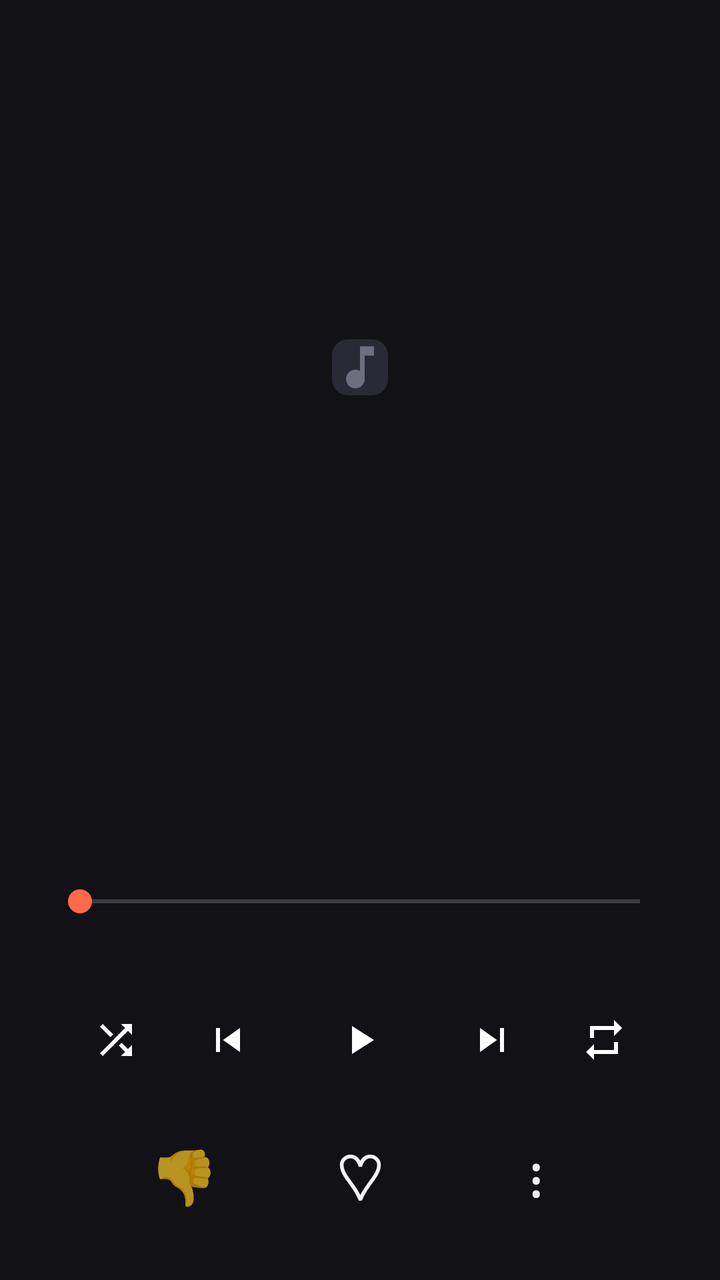
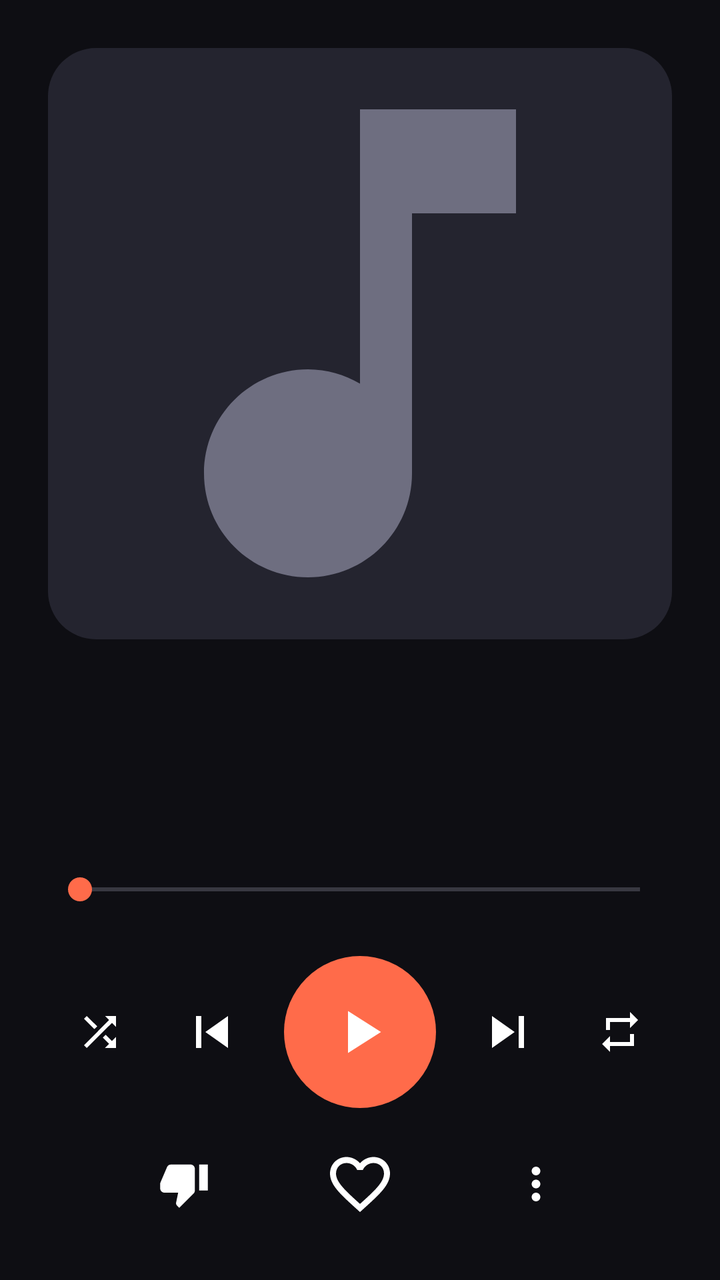

The first picture is an Android layout as it rendered before a commit; the second is the same layout after the commit. The layout source and the unified diff follow.
<!-- AndroidManifest.xml: activity theme Theme.Music -->
<!-- res/layout/activity_player.xml -->
<?xml version="1.0" encoding="utf-8"?>
<LinearLayout xmlns:android="http://schemas.android.com/apk/res/android"
    android:layout_width="match_parent" android:layout_height="match_parent"
    android:background="@color/music_bg" android:gravity="center_horizontal" android:orientation="vertical"
    android:padding="24dp">

    <ImageView
        android:id="@+id/cover" android:layout_width="match_parent" android:layout_height="0dp"
        android:layout_marginTop="16dp" android:layout_weight="1" android:adjustViewBounds="true"
        android:scaleType="centerInside" android:src="@drawable/cover_placeholder" />

    <TextView
        android:id="@+id/title" android:layout_width="match_parent" android:layout_height="wrap_content"
        android:layout_marginTop="20dp" android:ellipsize="end" android:gravity="center" android:maxLines="2"
        android:textColor="@color/music_text" android:textSize="22sp" android:textStyle="bold" />
    <TextView
        android:id="@+id/artist" android:layout_width="match_parent" android:layout_height="wrap_content"
        android:layout_marginTop="4dp" android:ellipsize="end" android:gravity="center" android:maxLines="1"
        android:textColor="@color/music_text_dim" android:textSize="16sp" />
    <TextView
        android:id="@+id/tags" android:layout_width="match_parent" android:layout_height="wrap_content"
        android:layout_marginTop="6dp" android:gravity="center" android:textColor="@color/music_accent" android:textSize="13sp" />

    <SeekBar
        android:id="@+id/seek" android:layout_width="match_parent" android:layout_height="wrap_content"
        android:layout_marginTop="16dp" android:progressTint="@color/music_accent" android:thumbTint="@color/music_accent" />
    <LinearLayout
        android:layout_width="match_parent" android:layout_height="wrap_content" android:orientation="horizontal">
        <TextView
            android:id="@+id/timeNow" android:layout_width="0dp" android:layout_height="wrap_content"
            android:layout_weight="1" android:textColor="@color/music_text_dim" android:textSize="12sp" />
        <TextView
            android:id="@+id/timeTotal" android:layout_width="wrap_content" android:layout_height="wrap_content"
            android:textColor="@color/music_text_dim" android:textSize="12sp" />
    </LinearLayout>

    <LinearLayout
        android:layout_width="match_parent" android:layout_height="wrap_content" android:layout_marginTop="8dp"
        android:gravity="center" android:orientation="horizontal">
        <ImageButton
            android:id="@+id/shuffle" android:layout_width="52dp" android:layout_height="52dp"
            android:background="?attr/selectableItemBackgroundBorderless" android:contentDescription="Вперемешку" android:src="@drawable/ic_shuffle" />
        <ImageButton
            android:id="@+id/prev" android:layout_width="60dp" android:layout_height="60dp"
            android:background="?attr/selectableItemBackgroundBorderless" android:contentDescription="Назад" android:src="@drawable/ic_prev" />
        <ImageButton
            android:id="@+id/play" android:layout_width="72dp" android:layout_height="72dp"
            android:background="?attr/selectableItemBackgroundBorderless" android:contentDescription="Играть" android:src="@drawable/ic_play" />
        <ImageButton
            android:id="@+id/next" android:layout_width="60dp" android:layout_height="60dp"
            android:background="?attr/selectableItemBackgroundBorderless" android:contentDescription="Дальше" android:src="@drawable/ic_next" />
        <ImageButton
            android:id="@+id/repeat" android:layout_width="52dp" android:layout_height="52dp"
            android:background="?attr/selectableItemBackgroundBorderless" android:contentDescription="Повтор" android:src="@drawable/ic_repeat" />
    </LinearLayout>

    <LinearLayout
        android:layout_width="match_parent" android:layout_height="wrap_content" android:layout_marginTop="4dp"
        android:gravity="center" android:orientation="horizontal">
        <TextView
            android:id="@+id/dislikeButton" android:layout_width="64dp" android:layout_height="56dp"
            android:background="?attr/selectableItemBackgroundBorderless" android:contentDescription="Не нравится"
            android:gravity="center" android:text="👎" android:textSize="26sp" />
        <TextView
            android:id="@+id/likeButton" android:layout_width="64dp" android:layout_height="56dp"
            android:layout_marginStart="24dp" android:layout_marginEnd="24dp"
            android:background="?attr/selectableItemBackgroundBorderless" android:contentDescription="Нравится"
            android:gravity="center" android:text="♡" android:textColor="@color/music_text" android:textSize="32sp" />
        <TextView
            android:id="@+id/moreButton" android:layout_width="64dp" android:layout_height="56dp"
            android:background="?attr/selectableItemBackgroundBorderless" android:contentDescription="Ещё"
            android:gravity="center" android:text="⋮" android:textColor="@color/music_text" android:textSize="28sp" />
    </LinearLayout>
</LinearLayout>
<!-- resources referenced by this layout -->
<resources>
  <color name="music_accent">#FF6B4A</color>
  <color name="music_bg">#121216</color>
  <color name="music_text">#F2F2F5</color>
  <color name="music_text_dim">#9A9AA8</color>
  <!-- drawable cover_placeholder (drawable) -->
  <layer-list xmlns:android="http://schemas.android.com/apk/res/android">
      <item><shape android:shape="rectangle"><solid android:color="#2A2A36" /><corners android:radius="8dp" /></shape></item>
      <item android:gravity="center" android:width="28dp" android:height="28dp">
          <vector android:width="24dp" android:height="24dp" android:viewportWidth="24" android:viewportHeight="24">
              <path android:fillColor="#6E6E80" android:pathData="M12,3v10.55c-0.59,-0.34 -1.27,-0.55 -2,-0.55 -2.21,0 -4,1.79 -4,4s1.79,4 4,4 4,-1.79 4,-4V7h4V3h-6z" />
          </vector>
      </item>
  </layer-list>
  <!-- drawable ic_next (drawable) -->
  <vector xmlns:android="http://schemas.android.com/apk/res/android" android:width="24dp" android:height="24dp" android:viewportWidth="24" android:viewportHeight="24">
      <path android:fillColor="#FFFFFF" android:pathData="M6,18l8.5,-6L6,6v12zM16,6v12h2V6h-2z" />
  </vector>
  <!-- drawable ic_play (drawable) -->
  <vector xmlns:android="http://schemas.android.com/apk/res/android" android:width="24dp" android:height="24dp" android:viewportWidth="24" android:viewportHeight="24">
      <path android:fillColor="#FFFFFF" android:pathData="M8,5v14l11,-7z" />
  </vector>
  <!-- drawable ic_prev (drawable) -->
  <vector xmlns:android="http://schemas.android.com/apk/res/android" android:width="24dp" android:height="24dp" android:viewportWidth="24" android:viewportHeight="24">
      <path android:fillColor="#FFFFFF" android:pathData="M6,6h2v12H6zM9.5,12l8.5,6V6z" />
  </vector>
  <!-- unchanged entries left out for length: 3 -->
</resources>

<!-- the commit's change to res/layout/activity_player.xml (unified diff, before → after) -->
@@ -1,18 +1,23 @@
 <?xml version="1.0" encoding="utf-8"?>
 <LinearLayout xmlns:android="http://schemas.android.com/apk/res/android"
+    xmlns:app="http://schemas.android.com/apk/res-auto"
     android:layout_width="match_parent" android:layout_height="match_parent"
     android:background="@color/music_bg" android:gravity="center_horizontal" android:orientation="vertical"
-    android:padding="24dp">
+    android:paddingStart="24dp" android:paddingTop="16dp" android:paddingEnd="24dp" android:paddingBottom="16dp">
 
-    <ImageView
-        android:id="@+id/cover" android:layout_width="match_parent" android:layout_height="0dp"
-        android:layout_marginTop="16dp" android:layout_weight="1" android:adjustViewBounds="true"
-        android:scaleType="centerInside" android:src="@drawable/cover_placeholder" />
+    <FrameLayout
+        android:id="@+id/coverBox" android:layout_width="match_parent" android:layout_height="0dp"
+        android:layout_marginTop="8dp" android:layout_weight="1">
+        <com.google.android.material.imageview.ShapeableImageView
+            android:id="@+id/cover" android:layout_width="match_parent" android:layout_height="match_parent"
+            android:layout_gravity="center" android:scaleType="centerCrop" android:src="@drawable/cover_placeholder"
+            app:shapeAppearanceOverlay="@style/Round24" />
+    </FrameLayout>
 
     <TextView
         android:id="@+id/title" android:layout_width="match_parent" android:layout_height="wrap_content"
-        android:layout_marginTop="20dp" android:ellipsize="end" android:gravity="center" android:maxLines="2"
-        android:textColor="@color/music_text" android:textSize="22sp" android:textStyle="bold" />
+        android:layout_marginTop="22dp" android:ellipsize="end" android:gravity="center" android:maxLines="2"
+        android:textColor="@color/music_text" android:textSize="23sp" android:textStyle="bold" />
     <TextView
         android:id="@+id/artist" android:layout_width="match_parent" android:layout_height="wrap_content"
         android:layout_marginTop="4dp" android:ellipsize="end" android:gravity="center" android:maxLines="1"
@@ -23,9 +28,10 @@
 
     <SeekBar
         android:id="@+id/seek" android:layout_width="match_parent" android:layout_height="wrap_content"
-        android:layout_marginTop="16dp" android:progressTint="@color/music_accent" android:thumbTint="@color/music_accent" />
+        android:layout_marginTop="14dp" android:progressTint="@color/music_accent" android:thumbTint="@color/music_accent" />
     <LinearLayout
-        android:layout_width="match_parent" android:layout_height="wrap_content" android:orientation="horizontal">
+        android:layout_width="match_parent" android:layout_height="wrap_content" android:orientation="horizontal"
+        android:paddingStart="4dp" android:paddingEnd="4dp">
         <TextView
             android:id="@+id/timeNow" android:layout_width="0dp" android:layout_height="wrap_content"
             android:layout_weight="1" android:textColor="@color/music_text_dim" android:textSize="12sp" />
@@ -39,36 +45,42 @@
         android:gravity="center" android:orientation="horizontal">
         <ImageButton
             android:id="@+id/shuffle" android:layout_width="52dp" android:layout_height="52dp"
-            android:background="?attr/selectableItemBackgroundBorderless" android:contentDescription="Вперемешку" android:src="@drawable/ic_shuffle" />
+            android:background="?attr/selectableItemBackgroundBorderless" android:contentDescription="Вперемешку"
+            android:padding="14dp" android:scaleType="fitCenter" android:src="@drawable/ic_shuffle" />
         <ImageButton
             android:id="@+id/prev" android:layout_width="60dp" android:layout_height="60dp"
-            android:background="?attr/selectableItemBackgroundBorderless" android:contentDescription="Назад" android:src="@drawable/ic_prev" />
+            android:background="?attr/selectableItemBackgroundBorderless" android:contentDescription="Назад"
+            android:padding="14dp" android:scaleType="fitCenter" android:src="@drawable/ic_prev" />
         <ImageButton
-            android:id="@+id/play" android:layout_width="72dp" android:layout_height="72dp"
-            android:background="?attr/selectableItemBackgroundBorderless" android:contentDescription="Играть" android:src="@drawable/ic_play" />
+            android:id="@+id/play" android:layout_width="76dp" android:layout_height="76dp"
+            android:layout_marginStart="6dp" android:layout_marginEnd="6dp"
+            android:background="@drawable/play_circle" android:contentDescription="Играть"
+            android:padding="20dp" android:scaleType="fitCenter" android:src="@drawable/ic_play" />
         <ImageButton
             android:id="@+id/next" android:layout_width="60dp" android:layout_height="60dp"
-            android:background="?attr/selectableItemBackgroundBorderless" android:contentDescription="Дальше" android:src="@drawable/ic_next" />
+            android:background="?attr/selectableItemBackgroundBorderless" android:contentDescription="Дальше"
+            android:padding="14dp" android:scaleType="fitCenter" android:src="@drawable/ic_next" />
         <ImageButton
             android:id="@+id/repeat" android:layout_width="52dp" android:layout_height="52dp"
-            android:background="?attr/selectableItemBackgroundBorderless" android:contentDescription="Повтор" android:src="@drawable/ic_repeat" />
+            android:background="?attr/selectableItemBackgroundBorderless" android:contentDescription="Повтор"
+            android:padding="14dp" android:scaleType="fitCenter" android:src="@drawable/ic_repeat" />
     </LinearLayout>
 
     <LinearLayout
-        android:layout_width="match_parent" android:layout_height="wrap_content" android:layout_marginTop="4dp"
+        android:layout_width="match_parent" android:layout_height="wrap_content" android:layout_marginTop="6dp"
         android:gravity="center" android:orientation="horizontal">
-        <TextView
-            android:id="@+id/dislikeButton" android:layout_width="64dp" android:layout_height="56dp"
+        <ImageButton
+            android:id="@+id/dislikeButton" android:layout_width="56dp" android:layout_height="56dp"
             android:background="?attr/selectableItemBackgroundBorderless" android:contentDescription="Не нравится"
-            android:gravity="center" android:text="👎" android:textSize="26sp" />
-        <TextView
-            android:id="@+id/likeButton" android:layout_width="64dp" android:layout_height="56dp"
-            android:layout_marginStart="24dp" android:layout_marginEnd="24dp"
+            android:padding="15dp" android:scaleType="fitCenter" android:src="@drawable/ic_thumb_down" />
+        <ImageButton
+            android:id="@+id/likeButton" android:layout_width="64dp" android:layout_height="64dp"
+            android:layout_marginStart="28dp" android:layout_marginEnd="28dp"
             android:background="?attr/selectableItemBackgroundBorderless" android:contentDescription="Нравится"
-            android:gravity="center" android:text="♡" android:textColor="@color/music_text" android:textSize="32sp" />
-        <TextView
-            android:id="@+id/moreButton" android:layout_width="64dp" android:layout_height="56dp"
+            android:padding="14dp" android:scaleType="fitCenter" android:src="@drawable/ic_heart" />
+        <ImageButton
+            android:id="@+id/moreButton" android:layout_width="56dp" android:layout_height="56dp"
             android:background="?attr/selectableItemBackgroundBorderless" android:contentDescription="Ещё"
-            android:gravity="center" android:text="⋮" android:textColor="@color/music_text" android:textSize="28sp" />
+            android:padding="15dp" android:scaleType="fitCenter" android:src="@drawable/ic_more" />
     </LinearLayout>
 </LinearLayout>
<!-- resource entries referenced after the edit -->
@@ -1,18 +1,28 @@
 <!-- resources referenced by this layout -->
 <resources>
   <color name="music_accent">#FF6B4A</color>
-  <color name="music_bg">#121216</color>
-  <color name="music_text">#F2F2F5</color>
-  <color name="music_text_dim">#9A9AA8</color>
+  <color name="music_bg">#0E0E13</color>
+  <color name="music_text">#F4F4F8</color>
+  <color name="music_text_dim">#9A9AAB</color>
   <!-- drawable cover_placeholder (drawable) -->
   <layer-list xmlns:android="http://schemas.android.com/apk/res/android">
-      <item><shape android:shape="rectangle"><solid android:color="#2A2A36" /><corners android:radius="8dp" /></shape></item>
+      <item><shape android:shape="rectangle"><solid android:color="@color/music_surface2" /></shape></item>
       <item android:gravity="center" android:width="28dp" android:height="28dp">
           <vector android:width="24dp" android:height="24dp" android:viewportWidth="24" android:viewportHeight="24">
               <path android:fillColor="#6E6E80" android:pathData="M12,3v10.55c-0.59,-0.34 -1.27,-0.55 -2,-0.55 -2.21,0 -4,1.79 -4,4s1.79,4 4,4 4,-1.79 4,-4V7h4V3h-6z" />
           </vector>
       </item>
   </layer-list>
+  <!-- drawable ic_heart (drawable) -->
+  <vector xmlns:android="http://schemas.android.com/apk/res/android"
+      android:width="24dp" android:height="24dp" android:viewportWidth="24" android:viewportHeight="24">
+      <path android:fillColor="#FFFFFF" android:pathData="M16.5,3c-1.74,0 -3.41,0.81 -4.5,2.09C10.91,3.81 9.24,3 7.5,3 4.42,3 2,5.42 2,8.5c0,3.78 3.4,6.86 8.55,11.54L12,21.35l1.45,-1.32C18.6,15.36 22,12.28 22,8.5 22,5.42 19.58,3 16.5,3zM12.1,18.55l-0.1,0.1 -0.1,-0.1C7.14,14.24 4,11.39 4,8.5 4,6.5 5.5,5 7.5,5c1.54,0 3.04,0.99 3.57,2.36h1.87C13.46,5.99 14.96,5 16.5,5c2,0 3.5,1.5 3.5,3.5 0,2.89 -3.14,5.74 -7.9,10.05z" />
+  </vector>
+  <!-- drawable ic_more (drawable) -->
+  <vector xmlns:android="http://schemas.android.com/apk/res/android"
+      android:width="24dp" android:height="24dp" android:viewportWidth="24" android:viewportHeight="24">
+      <path android:fillColor="#FFFFFF" android:pathData="M12,8c1.1,0 2,-0.9 2,-2s-0.9,-2 -2,-2 -2,0.9 -2,2 0.9,2 2,2zM12,10c-1.1,0 -2,0.9 -2,2s0.9,2 2,2 2,-0.9 2,-2 -0.9,-2 -2,-2zM12,16c-1.1,0 -2,0.9 -2,2s0.9,2 2,2 2,-0.9 2,-2 -0.9,-2 -2,-2z" />
+  </vector>
   <!-- drawable ic_next (drawable) -->
   <vector xmlns:android="http://schemas.android.com/apk/res/android" android:width="24dp" android:height="24dp" android:viewportWidth="24" android:viewportHeight="24">
       <path android:fillColor="#FFFFFF" android:pathData="M6,18l8.5,-6L6,6v12zM16,6v12h2V6h-2z" />
@@ -25,6 +35,21 @@
   <vector xmlns:android="http://schemas.android.com/apk/res/android" android:width="24dp" android:height="24dp" android:viewportWidth="24" android:viewportHeight="24">
       <path android:fillColor="#FFFFFF" android:pathData="M6,6h2v12H6zM9.5,12l8.5,6V6z" />
   </vector>
+  <!-- drawable ic_thumb_down (drawable) -->
+  <vector xmlns:android="http://schemas.android.com/apk/res/android"
+      android:width="24dp" android:height="24dp" android:viewportWidth="24" android:viewportHeight="24">
+      <path android:fillColor="#FFFFFF" android:pathData="M15,3H6c-0.83,0 -1.54,0.5 -1.84,1.22l-3.02,7.05c-0.09,0.23 -0.14,0.47 -0.14,0.73v2c0,1.1 0.9,2 2,2h6.31l-0.95,4.57 -0.03,0.32c0,0.41 0.17,0.79 0.44,1.06L9.83,23l6.59,-6.59c0.36,-0.36 0.58,-0.86 0.58,-1.41V5c0,-1.1 -0.9,-2 -2,-2zM19,3v12h4V3h-4z" />
+  </vector>
+  <!-- drawable play_circle (drawable) -->
+  <?xml version="1.0" encoding="utf-8"?>
+  <shape xmlns:android="http://schemas.android.com/apk/res/android" android:shape="oval">
+      <solid android:color="@color/music_accent" />
+  </shape>
+  <style name="Round24" parent="">
+          <item name="cornerFamily">rounded</item>
+          <item name="cornerSize">24dp</item>
+      </style>
+  <color name="music_surface2">#24242F</color>
   <!-- unchanged entries left out for length: 3 -->
 </resources>
 
